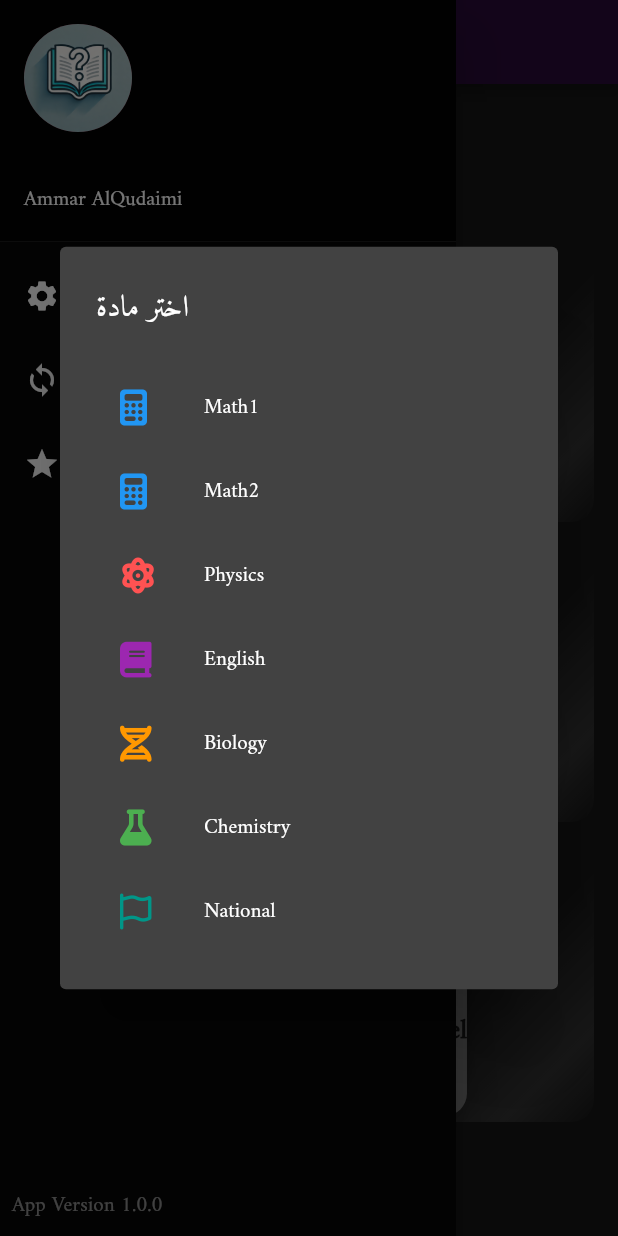
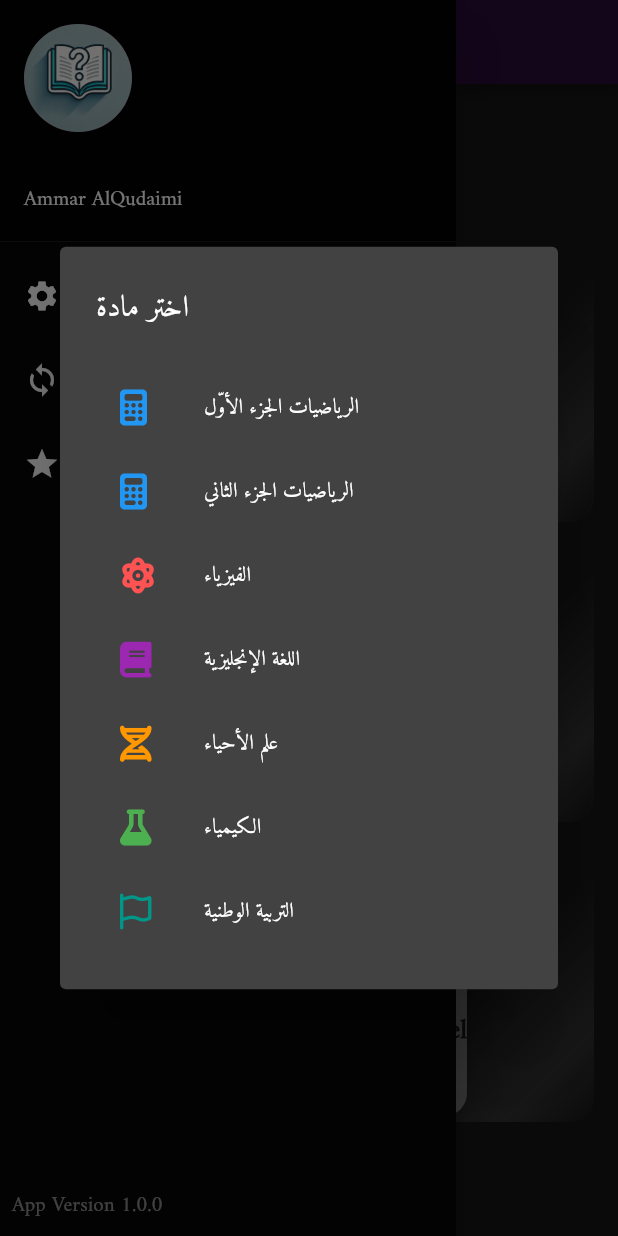
Before and after one commit to ChessXFM/baka, a Flutter app: the screen it shows after launch, in the side drawer, after a tap on "Quiz", on a phone screen of 412 x 824 dp. Run offline on Flutter 3.47's test engine with Material 2 defaults, Android fonts, the phone set to English and light mode, and no system bars; our stand-ins replace audioplayers, cloud_firestore, equatable, firebase_auth, firebase_core, flutter_bloc and 5 more; accounts and stored records are empty; generated files the repository leaves out were written again.

Commit message:
app bugs

```diff
--- a/lib/Core/constant.dart
+++ b/lib/Core/constant.dart
@@ -1,4 +1,3 @@
-import 'package:flutter/cupertino.dart';
 import 'package:flutter/material.dart';
 import 'package:font_awesome_flutter/font_awesome_flutter.dart';
 
--- a/lib/features/Home/widgets/my_drawer_widget.dart
+++ b/lib/features/Home/widgets/my_drawer_widget.dart
@@ -5,6 +5,7 @@ import 'package:game/Core/constant.dart';
 import 'package:game/features/quiz/bloc/quiz_bloc.dart';
 
 import '../../quiz/bloc/quiz_events.dart';
+import '../../quiz/bloc/quiz_states.dart';
 import '../../study table/models/study_subject_model.dart';
 
 class MyDrawer extends StatelessWidget {
@@ -53,7 +54,6 @@ class MyDrawer extends StatelessWidget {
                 style: TextStyle(color: Colors.white),
               ),
               onTap: () {
-
                 showDialog(
                   context: context,
                   builder: (BuildContext context) {
@@ -61,23 +61,54 @@ class MyDrawer extends StatelessWidget {
                       title: const Text('اختر مادة'),
                       content: SizedBox(
                         width: double.maxFinite,
-                      child: ListView.builder(
+                        child: BlocBuilder<QuizBloc, QuizState>(
+                          builder: (context, state) {
+                            if (state is QuizError) {
+                              return Center(
+                                child: Column(
+                                  mainAxisAlignment: MainAxisAlignment.center,
+                                  children: [
+                                    Text(
+                                      state.error, // Display the error message
+                                      style: const TextStyle(color: Colors.red),
+                                    ),
+                                    const SizedBox(height: 10),
+                                    ElevatedButton(
+                                      onPressed: () {
+                                        // Retry the sync operation
+                                        // BlocProvider.of<QuizBloc>(context)
+                                        //     .add(SyncQuestions(subjectName));
+                                        Navigator.pop(context);
+                                      },
+                                      child: const Text('Go Back'),
+                                    ),
+                                  ],
+                                ),
+                              );
+                            } else {
+                              return ListView.builder(
                                 shrinkWrap: true,
-                        itemCount: AppConstants.availableSubjects.length,
+                                itemCount:
+                                    AppConstants.availableSubjects.length,
                                 itemBuilder: (BuildContext context, int index) {
                                   StudySubject subject =
                                       AppConstants.availableSubjects[index];
 
                                   return ListTile(
-                            leading: FaIcon(subject.icon, color: subject.color),
-                            title: Text(subject.name),
+                                    leading: FaIcon(subject.icon,
+                                        color: subject.color),
+                                    title: Text(subject.arabicName),
                                     tileColor: null,
                                     onTap: () async {
                                       BlocProvider.of<QuizBloc>(context)
                                           .add(SyncQuestions(subject.name));
+
                                       Navigator.of(context).pop();
                                     },
                                   );
+                                },
+                              );
+                            }
                           },
                         ),
                       ),
--- a/lib/features/quiz/view/subjetcs_screen.dart
+++ b/lib/features/quiz/view/subjetcs_screen.dart
@@ -87,7 +87,7 @@ class SubjectCard extends StatelessWidget {
             FaIcon(subject.icon, size: 40, color: Colors.white),
             const SizedBox(height: 8),
             Text(
-              subject.name,
+              subject.arabicName,
               style: const TextStyle(
                 fontSize: 16,
                 fontWeight: FontWeight.bold,
@@ -107,7 +107,7 @@ class SubjectCard extends StatelessWidget {
       context: context,
       builder: (context) {
         return AlertDialog(
-          title: Text('Unlock ${subject.name}'),
+          title: Text('Unlock ${subject.arabicName}'),
           content: TextField(
             controller: codeController,
             decoration: const InputDecoration(hintText: 'Enter unlock code'),
```
Also changed, not shown: lib/features/quiz/bloc/quiz_bloc.dart (+53 -13 lines), lib/features/quiz/services/firebase_service.dart (+13 -10 lines). Lines whose indentation alone changed are shown as unchanged.
